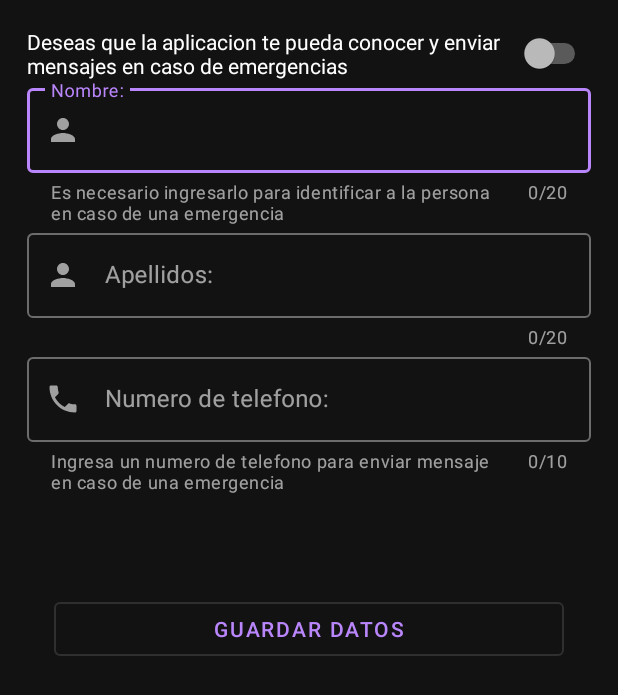
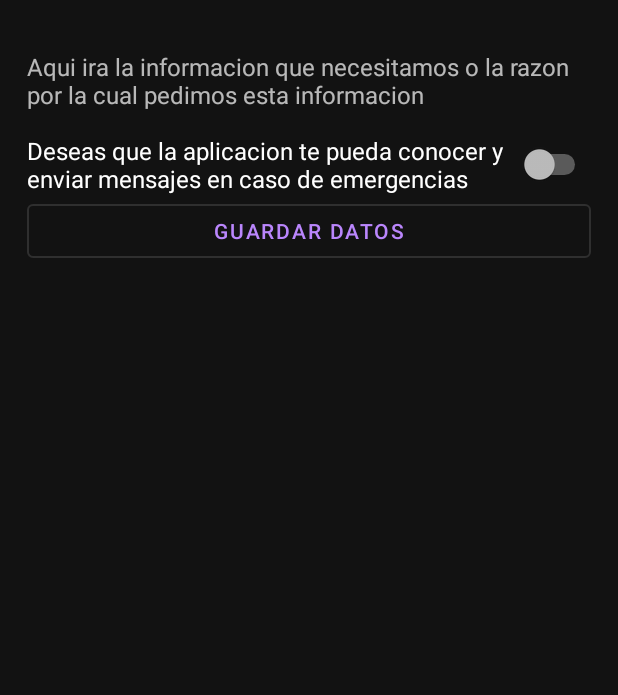
Before and after one commit to montdroud52468/MedIme, an Android app: the screen it shows after launch (Principal), on a phone screen of 412 x 824 dp. Shown: the top 695 px of the screen. Run offline under Robolectric (Android 15) with nearby library versions, the phone set to English and light mode, and no system bars.

Commit message:
Edite Presentacion27 * Se creo un mensaje de dialogo en caso de que la persona le de en boton de eliminar en caso de error, asi confirmaremos que todos los datos que desea borrar son los que esta persona justamente quiere *Los mensajes ya son enviados al destino que se ingreso al instante *Eliminacion del Boton de emergencia en caso de que no den informacion *Se elimino el bug de editar informacin te activa llamar emergencia
Edite Principal
*Se creo la opcion de confirmacion de envio de datos
*Se crearon nuevas preguntas y asi distinguir entre usuario y tutor en caso de emergencia
*Se formularon mejor las preguntas

```diff
--- a/app/src/main/java/com/example/app/AddRecordatorios.java
+++ b/app/src/main/java/com/example/app/AddRecordatorios.java
@@ -19,7 +19,10 @@ import android.view.View;
 import android.widget.Button;
 import android.widget.EditText;
 
+import com.google.android.material.textfield.TextInputLayout;
+
 public class AddRecordatorios extends AppCompatActivity implements View.OnClickListener {
+
 
     private Button noti;
     private PendingIntent pendingIntent,editarRec,informacionRec;
--- a/app/src/main/java/com/example/app/Principal.java
+++ b/app/src/main/java/com/example/app/Principal.java
@@ -9,20 +9,62 @@ import android.os.Bundle;
 import android.view.View;
 import android.widget.Button;
 import android.widget.EditText;
+import android.widget.LinearLayout;
+import android.widget.Switch;
 import android.widget.Toast;
 
+import com.google.android.material.textfield.TextInputLayout;
+
 public class Principal extends AppCompatActivity {
-
-    EditText cad1,cad2,cad3;
+    TextInputLayout t1, t2, t3;
+    EditText cad1,cad2,cad3,cad4,cad5;
+    Switch sw1;
+    LinearLayout layout;
+    Button omi, env;
     @Override
     protected void onCreate(Bundle savedInstanceState) {
         super.onCreate(savedInstanceState);
         setContentView(R.layout.activity_principal);
         cad1   = (EditText) findViewById(R.id.Nombre);
         cad2   = (EditText) findViewById(R.id.Apellidos);
-        cad3   = (EditText) findViewById(R.id.Numero);
+        cad3   = (EditText) findViewById(R.id.NombreT);
+        cad4   = (EditText) findViewById(R.id.ApellidosT);
+        cad5   = (EditText) findViewById(R.id.NumeroT);
+        sw1 = (Switch)findViewById(R.id.sw1) ;
+        omi = (Button)findViewById(R.id.Omitir);
+        layout=(LinearLayout)findViewById(R.id.enc);
+        cargarPreferencias();
+        if(sw1.isChecked()){
+            ence();
 
-        cargarPreferencias();
+        }else{
+            apag();
+        }
+    }
+
+    public void ence(){
+
+        layout.setVisibility(View.VISIBLE);
+        layout.setEnabled(true);
+        omi.setVisibility(View.INVISIBLE);
+        omi.setEnabled(false);
+
+    }
+
+    public void apag(){
+        layout.setVisibility(View.INVISIBLE);
+        layout.setEnabled(false);
+        omi.setVisibility(View.VISIBLE);
+        omi.setEnabled(true);
+    }
+
+    public void validarSw(View view){
+        if(sw1.isChecked()){
+            ence();
+
+        }else{
+            apag();
+        }
     }
 
     private void cargarPreferencias() {
@@ -30,7 +72,9 @@ public class Principal extends AppCompatActivity {
 
         String usuario=preferencias.getString("Nombre","No Existe la informacion");
         String apelli=preferencias.getString("Apellido","No Existe la informacion");
-        String number=preferencias.getString("Numero","No Existe la informacion");
+        String usuariot=preferencias.getString("Nombret","No Existe la informacion");
+        String apellit=preferencias.getString("Apellidot","No Existe la informacion");
+        String numbert=preferencias.getString("Numerot","No Existe la informacion");
         int pase=preferencias.getInt("Pase",0);
 
 
@@ -46,14 +90,17 @@ public class Principal extends AppCompatActivity {
         }
         if(pase==2){
             Toast.makeText(getApplicationContext(),"EDITA USUARIO",Toast.LENGTH_SHORT).show();
+            sw1.setChecked(true);
             cad1.setText(usuario);
             cad2.setText(apelli);
-            cad3.setText(number);
+            cad3.setText(usuariot);
+            cad4.setText(apellit);
+            cad5.setText(numbert);
         }
 
     }
 
-    public void onclick(View view) {
+    public void onclickPrin(View view) {
         switch (view.getId()) {
             case R.id.Enviar:
                 guardar();
@@ -63,8 +110,8 @@ public class Principal extends AppCompatActivity {
                 finish();
                 break;
             case R.id.Omitir:
-                guardar();
-                Toast.makeText(getApplicationContext(),"Datos Guardados con Exito",Toast.LENGTH_SHORT).show();
+                Omitir();
+                Toast.makeText(getApplicationContext(),"Datos Omitidos",Toast.LENGTH_SHORT).show();
                 Intent intent2 = new Intent(Principal.this,Presentacion27.class);
                 startActivity(intent2);
                 finish();
@@ -72,17 +119,35 @@ public class Principal extends AppCompatActivity {
         }
     }
 
+    private void Omitir() {
+        SharedPreferences preferencias=getSharedPreferences("Credenciales",Context.MODE_PRIVATE);
+        String nom="";
+        SharedPreferences.Editor editor=preferencias.edit();
+        editor.putString("Nombre",nom);
+        editor.putString("Apellido",nom);
+        editor.putString("Nombret",nom);
+        editor.putString("Apellidot",nom);
+        editor.putString("Numerot",nom);
+        editor.putInt("Pase",1);
+
+        editor.commit();
+    }
+
     public void guardar(){
         SharedPreferences preferencias=getSharedPreferences("Credenciales",Context.MODE_PRIVATE);
 
         String nom=cad1.getText().toString();
         String ape=cad2.getText().toString();
-        String num=cad3.getText().toString();
+        String num=cad5.getText().toString();
+        String nomt=cad3.getText().toString();
+        String apet=cad4.getText().toString();
 
         SharedPreferences.Editor editor=preferencias.edit();
         editor.putString("Nombre",nom);
         editor.putString("Apellido",ape);
-        editor.putString("Numero",num);
+        editor.putString("Nombret",nomt);
+        editor.putString("Apellidot",apet);
+        editor.putString("Numerot",num);
         editor.putInt("Pase",1);
 
         editor.commit();
--- a/app/src/main/res/layout/activity_presentacion27.xml
+++ b/app/src/main/res/layout/activity_presentacion27.xml
@@ -71,6 +71,7 @@
                         android:layout_height="wrap_content"
                         android:text="LLAMAR A EMERGENCIAS"
                         android:textStyle="bold"
+                        android:id="@+id/TxtEme"
                         android:textAlignment="center"/>
                 </LinearLayout>
             </androidx.cardview.widget.CardView>
--- a/app/src/main/res/layout/activity_principal.xml
+++ b/app/src/main/res/layout/activity_principal.xml
@@ -8,12 +8,102 @@
     android:layout_margin="18dp"
     tools:context=".Principal">
 
+    <TextView
+        android:layout_width="match_parent"
+        android:layout_height="wrap_content"
+        android:textSize="16dp"
+        android:layout_marginVertical="15dp"
+        android:text="Aqui ira la informacion que necesitamos o la razon por la cual pedimos esta informacion "/>
 
     <Switch
-        android:id="@+id/switch1"
+        android:id="@+id/sw1"
+        android:checked="false"
+        android:onClick="validarSw"
+        android:textSize="16dp"
         android:layout_width="match_parent"
         android:layout_height="wrap_content"
         android:text="Deseas que la aplicacion te pueda conocer y enviar mensajes en caso de emergencias" />
+
+
+    <Button
+        android:id="@+id/Omitir"
+        android:layout_width="match_parent"
+        android:layout_height="wrap_content"
+        android:gravity="center"
+        android:onClick="onclickPrin"
+        style="@style/Widget.MaterialComponents.Button.OutlinedButton"
+        android:text="Guardar Datos" />
+
+
+    <LinearLayout
+        android:layout_width="match_parent"
+        android:layout_height="wrap_content"
+        android:orientation="vertical"
+        android:id="@+id/enc">
+        <ScrollView
+            android:layout_width="match_parent"
+            android:layout_height="wrap_content">
+            <LinearLayout
+                android:layout_width="match_parent"
+                android:layout_height="wrap_content"
+                android:orientation="vertical">
+
+                <TextView
+                    android:layout_width="match_parent"
+                    android:layout_height="wrap_content"
+                    android:text="DATOS DEL MEDICADO: "
+                    android:textSize="16dp"
+                    android:layout_marginVertical="15dp"/>
+
+                <com.google.android.material.textfield.TextInputLayout
+                    android:layout_width="match_parent"
+                    android:layout_height="wrap_content"
+                    style="@style/Widget.MaterialComponents.TextInputLayout.OutlinedBox"
+                    app:startIconDrawable="@drawable/ic_baseline_person_24"
+                    app:helperText="Se recomienda que coloques el nombre para identificar a la persona"
+                    app:counterEnabled="true"
+                    app:endIconMode="clear_text"
+                    app:counterMaxLength="20"
+                    android:id="@+id/T1"
+                    android:hint="Nombre:"
+                    >
+
+                    <com.google.android.material.textfield.TextInputEditText
+                        android:layout_width="match_parent"
+                        android:layout_height="wrap_content"
+                        android:inputType="textPersonName"
+                        android:id="@+id/Nombre"/>
+
+                </com.google.android.material.textfield.TextInputLayout>
+
+                <com.google.android.material.textfield.TextInputLayout
+                    android:layout_width="match_parent"
+                    android:layout_height="wrap_content"
+                    style="@style/Widget.MaterialComponents.TextInputLayout.OutlinedBox"
+                    app:startIconDrawable="@drawable/ic_baseline_person_24"
+                    app:counterEnabled="true"
+                    app:endIconMode="clear_text"
+                    app:counterMaxLength="20"
+                    app:helperText="Se recomienda que coloques el apelllido para identificar a la persona"
+                    android:id="@+id/T2"
+                    android:hint="Apellidos:"
+                    >
+
+                    <com.google.android.material.textfield.TextInputEditText
+                        android:layout_width="match_parent"
+                        android:layout_height="wrap_content"
+                        android:id="@+id/Apellidos"
+                        android:inputType="textPersonName"/>
+
+                </com.google.android.material.textfield.TextInputLayout>
+
+
+                <TextView
+                    android:layout_width="match_parent"
+                    android:layout_marginVertical="15dp"
+                    android:layout_height="wrap_content"
+                    android:textSize="16dp"
+                    android:text="DATOS DEL LA PERSONA EN CASO DE UNA EMEGENCIA: "/>
 
                 <com.google.android.material.textfield.TextInputLayout
                     android:layout_width="match_parent"
@@ -31,10 +121,9 @@
                         android:layout_width="match_parent"
                         android:layout_height="wrap_content"
                         android:inputType="textPersonName"
-          android:id="@+id/Nombre"/>
+                        android:id="@+id/NombreT"/>
 
                 </com.google.android.material.textfield.TextInputLayout>
-
 
                 <com.google.android.material.textfield.TextInputLayout
                     android:layout_width="match_parent"
@@ -50,12 +139,10 @@
                     <com.google.android.material.textfield.TextInputEditText
                         android:layout_width="match_parent"
                         android:layout_height="wrap_content"
-            android:id="@+id/Apellidos"
+                        android:id="@+id/ApellidosT"
                         android:inputType="textPersonName"/>
 
                 </com.google.android.material.textfield.TextInputLayout>
-
-
 
                 <com.google.android.material.textfield.TextInputLayout
                     android:layout_width="match_parent"
@@ -72,37 +159,32 @@
                     <com.google.android.material.textfield.TextInputEditText
                         android:layout_width="match_parent"
                         android:layout_height="wrap_content"
-            android:id="@+id/Numero"
+                        android:id="@+id/NumeroT"
                         android:inputType="number"/>
 
                 </com.google.android.material.textfield.TextInputLayout>
 
-    <LinearLayout
-        android:layout_width="match_parent"
-        android:layout_height="wrap_content"
-        android:layout_margin="18dp"
-        android:orientation="vertical">
 
-        <Button
-            android:id="@+id/Omitir"
-            android:layout_width="match_parent"
-            android:layout_height="wrap_content"
-            android:gravity="center"
-            android:text="Enviar interfaz 2"
-            style="@style/Widget.MaterialComponents.Button.OutlinedButton"
-            android:onClick="onclick"
-            android:enabled="false"
-            android:visibility="invisible" />
 
                 <Button
                     android:id="@+id/Enviar"
                     android:layout_width="match_parent"
                     android:layout_height="wrap_content"
                     android:gravity="center"
-            android:onClick="onclick"
+                    android:onClick="onclickPrin"
                     style="@style/Widget.MaterialComponents.Button.OutlinedButton"
                     android:text="Guardar Datos" />
 
+
             </LinearLayout>
 
+
+
+
+        </ScrollView>
+
+
     </LinearLayout>
+
+
+</LinearLayout>
```
Also changed, not shown: app/src/main/AndroidManifest.xml (+4 -7 lines), app/src/main/java/com/example/app/Presentacion27.java (+134 -44 lines), app/src/main/res/layout/activity_add_recordatorios.xml (+23 -2 lines). Lines whose indentation alone changed are shown as unchanged.
